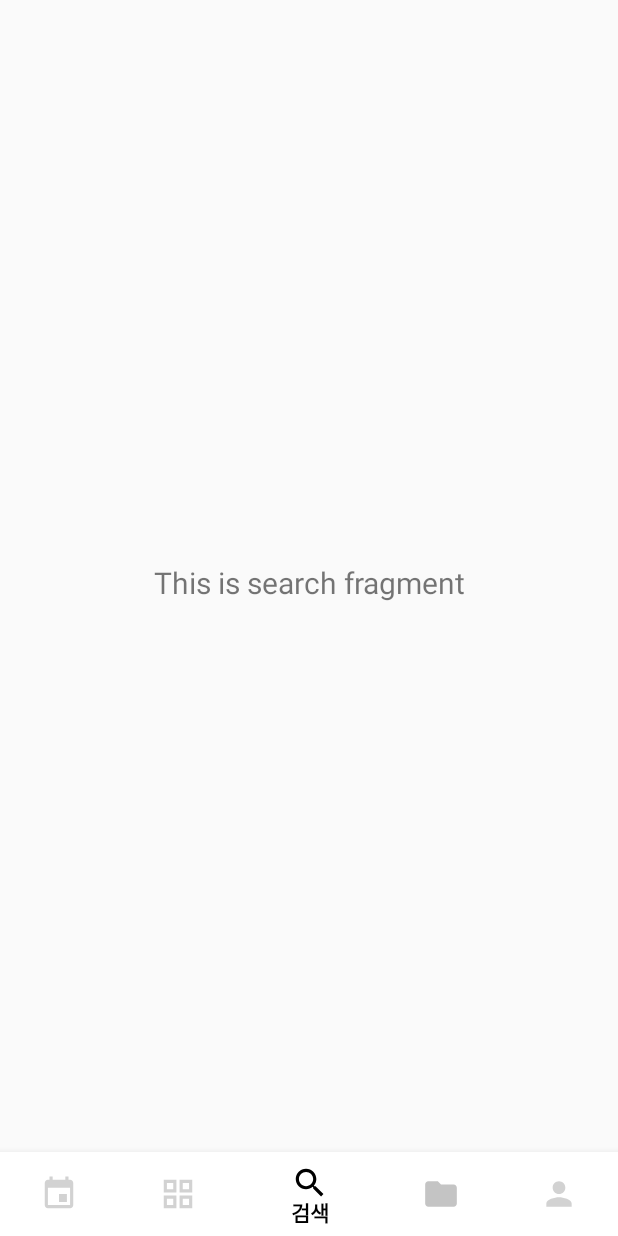
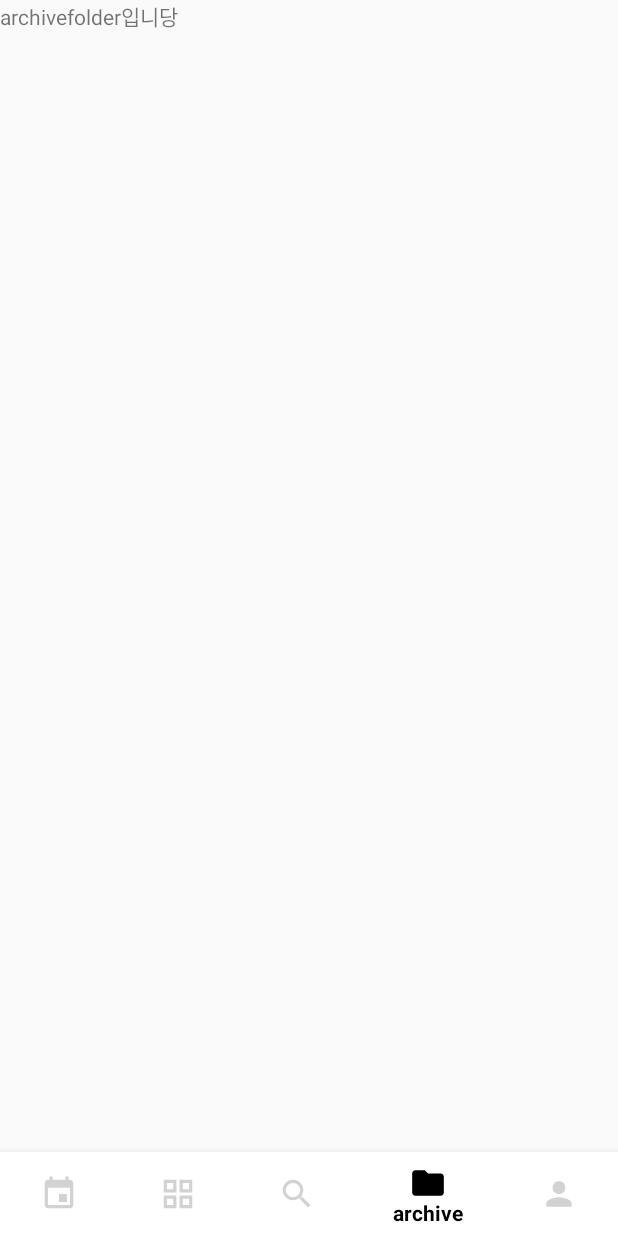
Before and after one commit to Capstone-kks/KKS_Android, an Android app: the MainActivity screen opened directly, with no data from a screen before it, item 4 of the bottom bar chosen, on a phone screen of 412 x 824 dp. Run offline under Robolectric (Android 15) with nearby library versions, the phone set to English and light mode, and no system bars; libraries missing offline, so code that uses them is left out: com.kakao.sdk; 2 statements that could not run were skipped.

Commit message:
MERGE 후 ArchiveFolderFragment 생성

```diff
--- a/app/build.gradle
+++ b/app/build.gradle
@@ -39,6 +39,7 @@ dependencies {
     implementation 'androidx.appcompat:appcompat:1.4.0'
     implementation 'com.google.android.material:material:1.4.0'
     implementation 'androidx.constraintlayout:constraintlayout:2.1.2'
+    implementation 'androidx.legacy:legacy-support-v4:1.0.0'
     testImplementation 'junit:junit:4.+'
     androidTestImplementation 'androidx.test.ext:junit:1.1.3'
     androidTestImplementation 'androidx.test.espresso:espresso-core:3.4.0'
--- /dev/null
+++ b/app/src/main/java/com/example/kks/Archive/ArchiveFolderFragment.java
@@ -0,0 +1,60 @@
+package com.example.kks.Archive;
+
+import androidx.lifecycle.Observer;
+import androidx.lifecycle.ViewModelProvider;
+
+import android.os.Bundle;
+
+import androidx.annotation.NonNull;
+import androidx.annotation.Nullable;
+import androidx.fragment.app.Fragment;
+
+import android.view.LayoutInflater;
+import android.view.View;
+import android.view.ViewGroup;
+import android.widget.TextView;
+
+import com.example.kks.R;
+import com.example.kks.databinding.FragmentHomeBinding;
+import com.example.kks.info.InfoViewModel;
+
+public class ArchiveFolderFragment extends Fragment {
+
+    private ArchiveFolderViewModel folderViewModel;
+    private FragmentHomeBinding binding;
+
+    public static ArchiveFolderFragment newInstance() {
+        return new ArchiveFolderFragment();
+    }
+
+    @Override
+    public View onCreateView(@NonNull LayoutInflater inflater, @Nullable ViewGroup container,
+                             @Nullable Bundle savedInstanceState) {
+
+        /*
+        folderViewModel =
+                new ViewModelProvider(this).get(ArchiveFolderViewModel.class);
+
+        binding = FragmentHomeBinding.inflate(inflater, container, false);
+        View root = binding.getRoot();
+
+
+        return root;
+        */
+
+        return inflater.inflate(R.layout.fragment_archive_folder, container, false);
+    }
+
+    @Override
+    public void onActivityCreated(@Nullable Bundle savedInstanceState) {
+        super.onActivityCreated(savedInstanceState);
+        folderViewModel = new ViewModelProvider(this).get(ArchiveFolderViewModel.class);
+        // TODO: Use the ViewModel
+    }
+
+    @Override
+    public void onDestroyView() {
+        super.onDestroyView();
+        binding = null;
+    }
+}
--- /dev/null
+++ b/app/src/main/java/com/example/kks/Archive/ArchiveFolderViewModel.java
@@ -0,0 +1,7 @@
+package com.example.kks.Archive;
+
+import androidx.lifecycle.ViewModel;
+
+public class ArchiveFolderViewModel extends ViewModel {
+    // TODO: Implement the ViewModel
+}
--- a/app/src/main/java/com/example/kks/MainActivity.kt
+++ b/app/src/main/java/com/example/kks/MainActivity.kt
@@ -4,6 +4,7 @@ import android.content.pm.PackageInfo
 import android.os.Bundle
 import android.util.Log
 import androidx.appcompat.app.AppCompatActivity
+import com.example.kks.Archive.ArchiveFolderFragment
 import com.example.kks.calendar.CalendarFragment
 import com.example.kks.databinding.ActivityMainBinding
 
@@ -47,12 +48,12 @@ class MainActivity : AppCompatActivity(){
                         .commitAllowingStateLoss()
                     return@setOnItemSelectedListener true
                 }
-//                R.id.archiveFragment->{
-//                    supportFragmentManager.beginTransaction()
-//                        .replace(R.id.mainFrameLayout, )
-//                        .commitAllowingStateLoss()
-//                    return@setOnItemSelectedListener true
-//                }
+                R.id.archiveFragment->{
+                    supportFragmentManager.beginTransaction()
+                       .replace(R.id.mainFrameLayout, ArchiveFolderFragment())
+                        .commitAllowingStateLoss()
+                    return@setOnItemSelectedListener true
+                }
                 R.id.profileFragment->{
                     supportFragmentManager.beginTransaction()
                         .replace(R.id.mainFrameLayout,InfoFragment())
--- /dev/null
+++ b/app/src/main/res/layout/fragment_archive_folder.xml
@@ -0,0 +1,13 @@
+<?xml version="1.0" encoding="utf-8"?>
+<FrameLayout xmlns:android="http://schemas.android.com/apk/res/android"
+    xmlns:tools="http://schemas.android.com/tools"
+    android:layout_width="match_parent"
+    android:layout_height="match_parent"
+    tools:context=".Archive.ArchiveFolderFragment">
+
+    <TextView
+        android:layout_width="match_parent"
+        android:layout_height="match_parent"
+        android:text="archivefolder입니당" />
+
+</FrameLayout>
```
